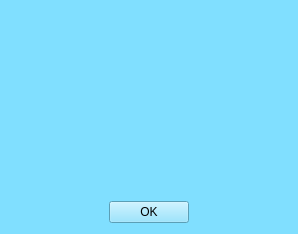
Old version of the form winnerscreen.ui in the repository HashanMaduwantha/TicTacToe.
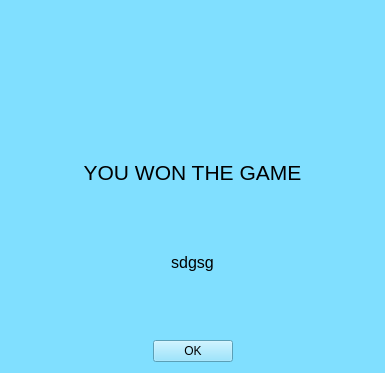
New version of the form.

Diff of the .ui file:
```diff
--- a/winnerscreen.ui
+++ b/winnerscreen.ui
@@ -6,8 +6,8 @@
    <rect>
     <x>0</x>
     <y>0</y>
-    <width>298</width>
-    <height>234</height>
+    <width>385</width>
+    <height>373</height>
    </rect>
   </property>
   <property name="windowTitle">
@@ -24,10 +24,45 @@
      </property>
     </widget>
    </item>
+   <item>
+    <widget class="QLabel" name="label">
+     <property name="sizePolicy">
+      <sizepolicy hsizetype="Preferred" vsizetype="Maximum">
+       <horstretch>0</horstretch>
+       <verstretch>0</verstretch>
+      </sizepolicy>
+     </property>
+     <property name="font">
+      <font>
+       <pointsize>16</pointsize>
+      </font>
+     </property>
+     <property name="text">
+      <string>YOU WON THE GAME</string>
+     </property>
+     <property name="alignment">
+      <set>Qt::AlignCenter</set>
+     </property>
+    </widget>
+   </item>
    <item>
     <widget class="QLabel" name="LabelWinPlayer">
+     <property name="sizePolicy">
+      <sizepolicy hsizetype="Expanding" vsizetype="Preferred">
+       <horstretch>0</horstretch>
+       <verstretch>0</verstretch>
+      </sizepolicy>
+     </property>
+     <property name="font">
+      <font>
+       <pointsize>12</pointsize>
+      </font>
+     </property>
      <property name="text">
-      <string/>
+      <string>sdgsg</string>
+     </property>
+     <property name="alignment">
+      <set>Qt::AlignCenter</set>
      </property>
     </widget>
    </item>
```
